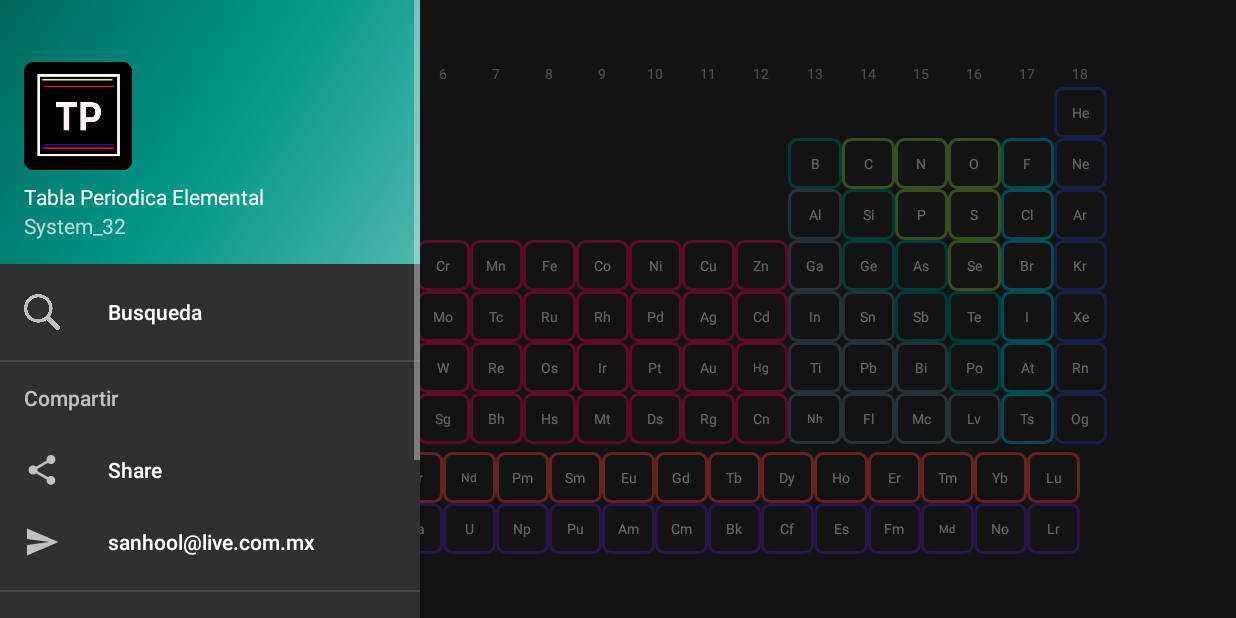
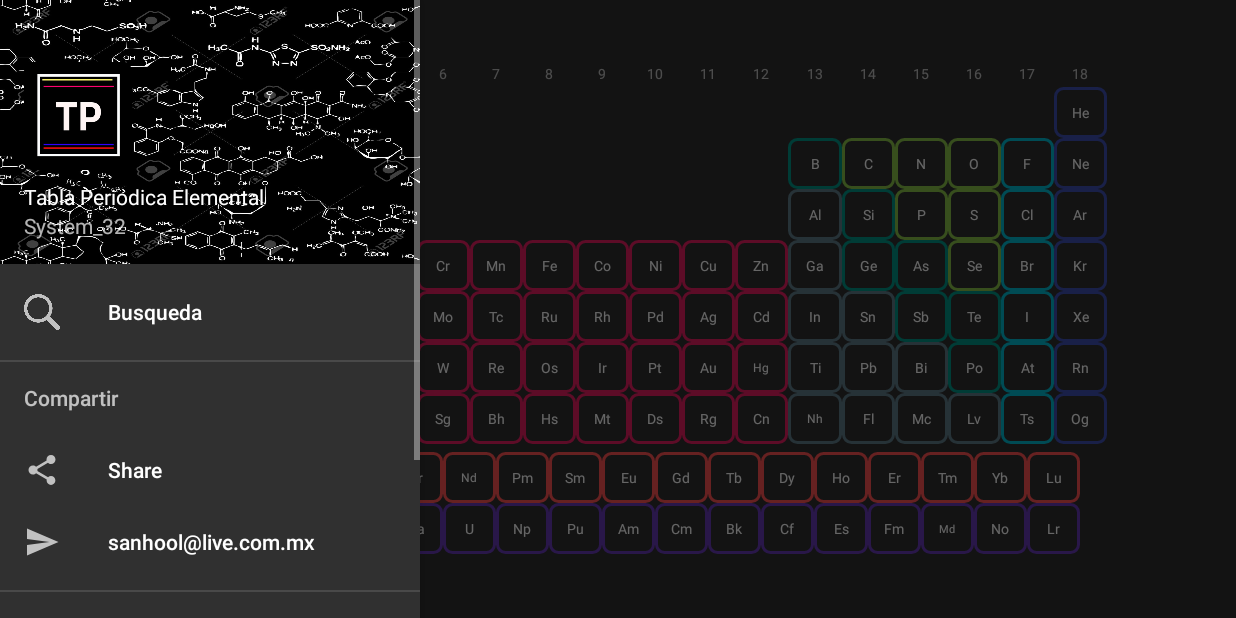
Before and after one commit to JHPAT100/Tabla_periodica, an Android app: the screen it shows after launch (tabla_periodica), with the side drawer open, on a phone screen of 824 x 412 dp (held sideways). Run offline under Robolectric (Android 15) with nearby library versions, the phone set to English and light mode, and no system bars.

Commit message:
Se le agrego fondo al menu de la tabla

```diff
--- a/app/src/main/res/layout/nav_header_tabla_periodica.xml
+++ b/app/src/main/res/layout/nav_header_tabla_periodica.xml
@@ -3,7 +3,7 @@
     xmlns:app="http://schemas.android.com/apk/res-auto"
     android:layout_width="match_parent"
     android:layout_height="@dimen/nav_header_height"
-    android:background="@drawable/side_nav_bar"
+    android:background="@drawable/fondoss"
     android:gravity="bottom"
     android:orientation="vertical"
     android:paddingLeft="@dimen/activity_horizontal_margin"
```
Also changed, not shown: app/src/main/res/drawable/fondo.jpg (added), app/src/main/res/drawable/fondoss.jpg (added).
